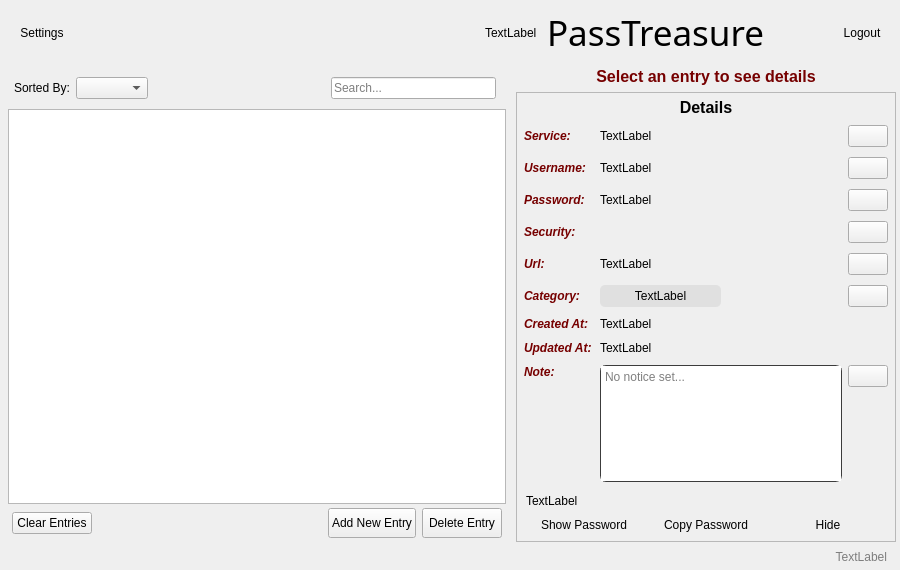
The window that src/mainwindow.ui (sera619/PassTreasure) describes before a commit, drawn with Qt 5.
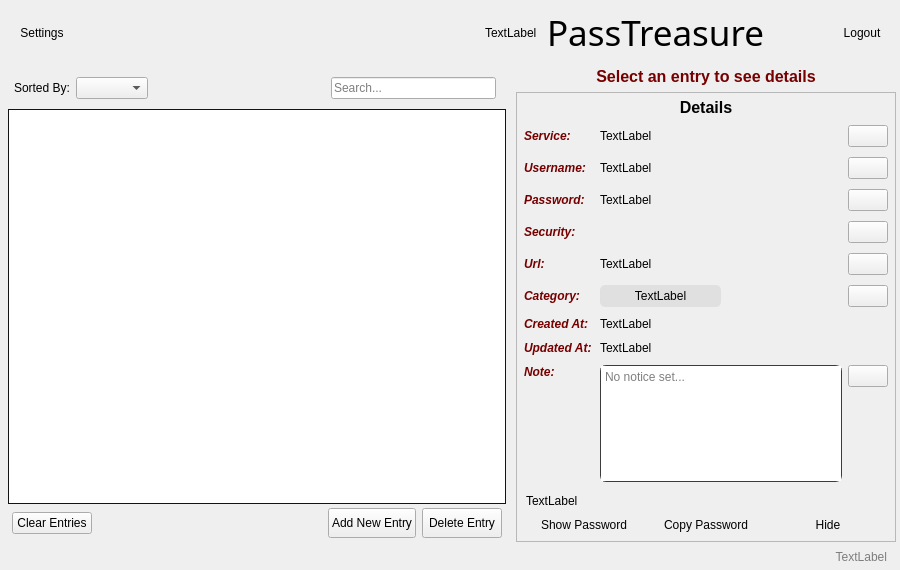
The same window after the commit.

Patch:
```diff
--- a/src/mainwindow.ui
+++ b/src/mainwindow.ui
@@ -13,6 +13,9 @@
   <property name="windowTitle">
    <string>PassTreasure - Vault</string>
   </property>
+  <property name="autoFillBackground">
+   <bool>false</bool>
+  </property>
   <layout class="QVBoxLayout" name="verticalLayout_2">
    <property name="leftMargin">
     <number>4</number>
@@ -306,14 +309,189 @@
        </item>
        <item>
         <widget class="QListWidget" name="listWidget">
+         <property name="palette">
+          <palette>
+           <active>
+            <colorrole role="Base">
+             <brush brushstyle="SolidPattern">
+              <color alpha="255">
+               <red>36</red>
+               <green>36</green>
+               <blue>36</blue>
+              </color>
+             </brush>
+            </colorrole>
+            <colorrole role="Window">
+             <brush brushstyle="SolidPattern">
+              <color alpha="255">
+               <red>25</red>
+               <green>25</green>
+               <blue>25</blue>
+              </color>
+             </brush>
+            </colorrole>
+            <colorrole role="Highlight">
+             <brush brushstyle="SolidPattern">
+              <color alpha="60">
+               <red>152</red>
+               <green>0</green>
+               <blue>0</blue>
+              </color>
+             </brush>
+            </colorrole>
+            <colorrole role="AlternateBase">
+             <brush brushstyle="SolidPattern">
+              <color alpha="40">
+               <red>80</red>
+               <green>80</green>
+               <blue>80</blue>
+              </color>
+             </brush>
+            </colorrole>
+            <colorrole role="Accent">
+             <brush brushstyle="SolidPattern">
+              <color alpha="255">
+               <red>220</red>
+               <green>0</green>
+               <blue>0</blue>
+              </color>
+             </brush>
+            </colorrole>
+           </active>
+           <inactive>
+            <colorrole role="Window">
+             <brush brushstyle="SolidPattern">
+              <color alpha="255">
+               <red>25</red>
+               <green>25</green>
+               <blue>25</blue>
+              </color>
+             </brush>
+            </colorrole>
+            <colorrole role="Highlight">
+             <brush brushstyle="SolidPattern">
+              <color alpha="90">
+               <red>127</red>
+               <green>0</green>
+               <blue>0</blue>
+              </color>
+             </brush>
+            </colorrole>
+            <colorrole role="AlternateBase">
+             <brush brushstyle="SolidPattern">
+              <color alpha="40">
+               <red>80</red>
+               <green>80</green>
+               <blue>80</blue>
+              </color>
+             </brush>
+            </colorrole>
+            <colorrole role="Accent">
+             <brush brushstyle="SolidPattern">
+              <color alpha="255">
+               <red>220</red>
+               <green>0</green>
+               <blue>0</blue>
+              </color>
+             </brush>
+            </colorrole>
+           </inactive>
+           <disabled>
+            <colorrole role="Base">
+             <brush brushstyle="SolidPattern">
+              <color alpha="255">
+               <red>25</red>
+               <green>25</green>
+               <blue>25</blue>
+              </color>
+             </brush>
+            </colorrole>
+            <colorrole role="Window">
+             <brush brushstyle="SolidPattern">
+              <color alpha="255">
+               <red>25</red>
+               <green>25</green>
+               <blue>25</blue>
+              </color>
+             </brush>
+            </colorrole>
+            <colorrole role="AlternateBase">
+             <brush brushstyle="SolidPattern">
+              <color alpha="40">
+               <red>80</red>
+               <green>80</green>
+               <blue>80</blue>
+              </color>
+             </brush>
+            </colorrole>
+            <colorrole role="Accent">
+             <brush brushstyle="SolidPattern">
+              <color alpha="255">
+               <red>220</red>
+               <green>0</green>
+               <blue>0</blue>
+              </color>
+             </brush>
+            </colorrole>
+           </disabled>
+          </palette>
+         </property>
          <property name="mouseTracking">
           <bool>true</bool>
          </property>
+         <property name="styleSheet">
+          <string notr="true"/>
+         </property>
+         <property name="frameShape">
+          <enum>QFrame::Shape::StyledPanel</enum>
+         </property>
+         <property name="frameShadow">
+          <enum>QFrame::Shadow::Sunken</enum>
+         </property>
+         <property name="sizeAdjustPolicy">
+          <enum>QAbstractScrollArea::SizeAdjustPolicy::AdjustIgnored</enum>
+         </property>
+         <property name="editTriggers">
+          <set>QAbstractItemView::EditTrigger::NoEditTriggers</set>
+         </property>
+         <property name="showDropIndicator" stdset="0">
+          <bool>false</bool>
+         </property>
          <property name="alternatingRowColors">
           <bool>true</bool>
          </property>
+         <property name="textElideMode">
+          <enum>Qt::TextElideMode::ElideLeft</enum>
+         </property>
+         <property name="movement">
+          <enum>QListView::Movement::Snap</enum>
+         </property>
+         <property name="flow">
+          <enum>QListView::Flow::TopToBottom</enum>
+         </property>
+         <property name="isWrapping" stdset="0">
+          <bool>false</bool>
+         </property>
+         <property name="resizeMode">
+          <enum>QListView::ResizeMode::Fixed</enum>
+         </property>
          <property name="spacing">
-          <number>2</number>
+          <number>1</number>
+         </property>
+         <property name="viewMode">
+          <enum>QListView::ViewMode::ListMode</enum>
+         </property>
+         <property name="modelColumn">
+          <number>0</number>
+         </property>
+         <property name="uniformItemSizes">
+          <bool>false</bool>
+         </property>
+         <property name="wordWrap">
+          <bool>false</bool>
+         </property>
+         <property name="selectionRectVisible">
+          <bool>true</bool>
          </property>
         </widget>
        </item>
```
Left out of the diff: 6 changed lines with no effect on the pictures.
